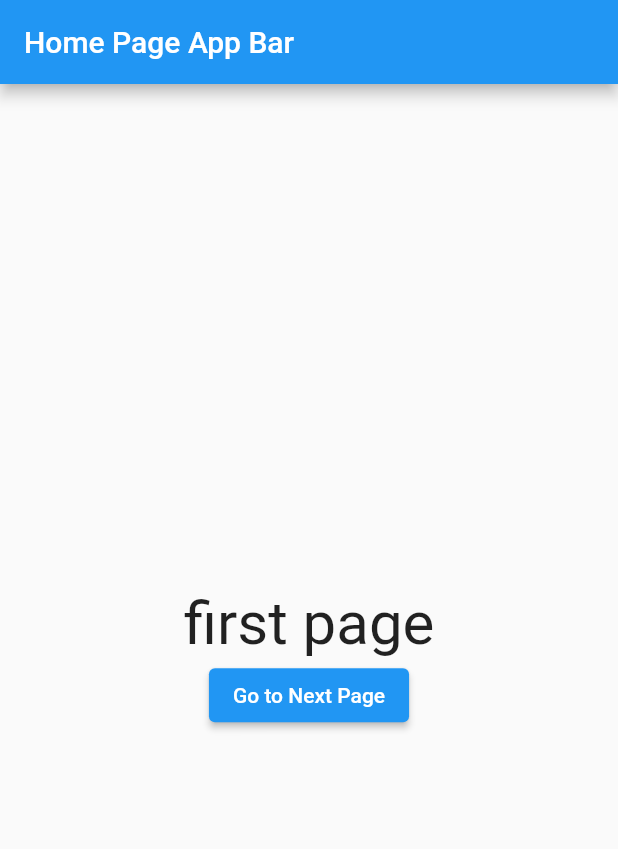
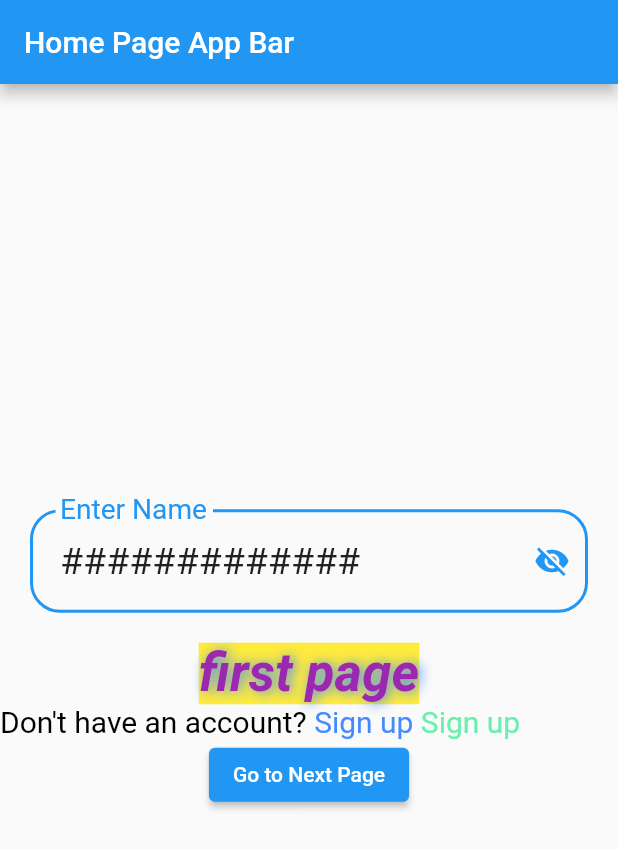
Before and after one commit to preetamkumar017/flutter_class, a Flutter app: the screen it shows after launch, on a phone screen of 412 x 824 dp. Shown: the top 849 px of the screen. Run offline on Flutter 3.47's test engine with Material 2 defaults, Android fonts, the phone set to English and light mode, and no system bars.

Commit message:
day 14/07/2023 completed

```diff
--- a/lib/SecondPage.dart
+++ b/lib/SecondPage.dart
@@ -17,7 +17,10 @@ class _SecondPageState extends State<SecondPage> {
               onTap: () {
                 print("object");
               },
-              title: Text("pkkdnfk"),
+              title: Text(
+                "pkkdnfk",
+
+              ),
 
             )
           ],
--- a/lib/home_page.dart
+++ b/lib/home_page.dart
@@ -9,6 +9,15 @@ class HomePage extends StatefulWidget {
 }
 
 class _HomePageState extends State<HomePage> {
+  final TextEditingController name = TextEditingController();
+  bool pass = true;
+
+  @override
+  void initState() {
+    super.initState();
+    name.text = "Preetam sinha";
+  }
+
   @override
   Widget build(BuildContext context) {
     var width = MediaQuery.of(context).size.width;
@@ -25,15 +34,86 @@ class _HomePageState extends State<HomePage> {
           mainAxisAlignment: MainAxisAlignment.center,
           mainAxisSize: MainAxisSize.max,
           children: [
+
+            Container(
+              padding: const EdgeInsets.symmetric(horizontal: 20),
+              child:  TextFormField(
+                decoration:  InputDecoration(
+                  suffixIcon: InkWell(
+                      onTap: () {
+                        pass = !pass;
+                        print(pass);
+                        setState(() {
+
+                        });
+                      },
+                      child: pass ? Icon(Icons.visibility_off) : Icon(Icons.visibility)) ,
+                  border: OutlineInputBorder(
+                    borderRadius: BorderRadius.all(Radius.circular(20))
+                  ),
+                    labelText: 'Enter Name',
+                    hintText: 'Enter Your Name',
+                  contentPadding: EdgeInsets.all(20),
+                ),
+                style: TextStyle(
+                  fontSize: 25
+                ),
+                autofocus: true,
+                keyboardType: TextInputType.name,
+                controller: name,
+                // enabled: false,
+                readOnly: true,
+                obscureText: pass,
+                obscuringCharacter: '#',
+
+              ),
+            ),
+            const SizedBox(
+              height: 20,
+            ),
+
             const Center(
                 child: Text(
               "first page",
-              style: TextStyle(fontSize: 40),
+              style: TextStyle(
+                  fontSize: 35,
+                  color: Colors.purple,
+                  fontWeight: FontWeight.w700,
+                  fontStyle: FontStyle.italic,
+                  // letterSpacing: 8,
+                  // wordSpacing: -20,
+                  backgroundColor: Colors.yellow,
+                  shadows: [
+                    Shadow(
+                        color: Colors.blueAccent,
+                        offset: Offset(2, 1),
+                        blurRadius: 10)
+                  ]),
             )),
+            RichText(
+              text: const TextSpan(
+                  text: 'Don\'t have an account?',
+                  style: TextStyle(color: Colors.black, fontSize: 20),
+                  children: <TextSpan>[
+                    TextSpan(
+                      text: ' Sign up',
+                      style: TextStyle(color: Colors.blueAccent, fontSize: 20),
+                    ),
+                    TextSpan(
+                      text: ' Sign up',
+                      style: TextStyle(color: Colors.greenAccent, fontSize: 20),
+                    ),
+                  ]),
+            ),
             Center(
               child: ElevatedButton(
                   onPressed: () {
-                    Navigator.push(context, MaterialPageRoute(builder: (context) => SecondPage(),));
+                    print(name.text);
+                    // Navigator.push(
+                    //     context,
+                    //     MaterialPageRoute(
+                    //       builder: (context) => const SecondPage(),
+                    //     ));
                   },
                   child: const Text("Go to Next Page")),
             )
```
